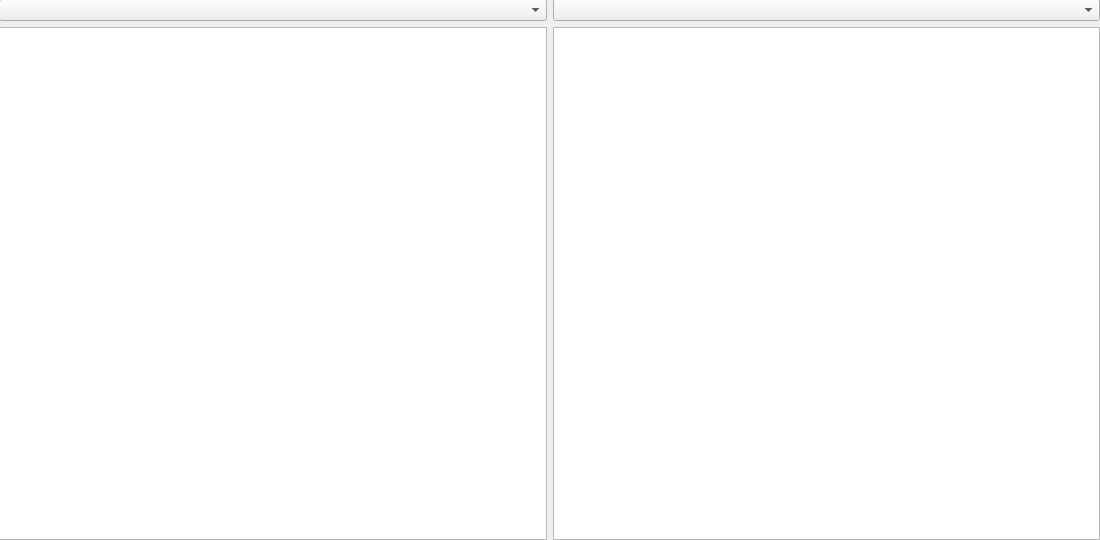
Before: the Qt Designer form Compare Window/CompareWindow.ui in StanleyStanMarsh/FolderWatcher, drawn with Qt 5.
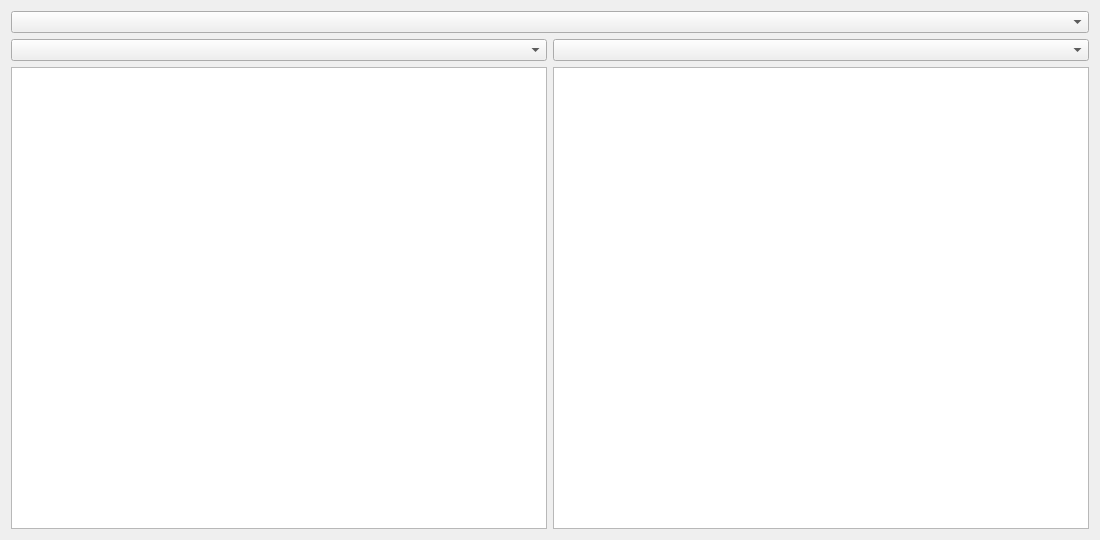
After: the same form once the commit is applied.

Commit message: feat: added dir change in snapshots compare

Diff of the .ui file:
```diff
--- a/Compare Window/CompareWindow.ui
+++ b/Compare Window/CompareWindow.ui
@@ -13,15 +13,15 @@
   <property name="windowTitle">
    <string>Form</string>
   </property>
-  <widget class="QWidget" name="horizontalLayoutWidget">
-   <property name="geometry">
-    <rect>
-     <x>-1</x>
-     <y>-1</y>
-     <width>1101</width>
-     <height>541</height>
-    </rect>
-   </property>
+  <layout class="QVBoxLayout" name="verticalLayout_3">
+   <item>
+    <widget class="QComboBox" name="dir_box">
+     <property name="placeholderText">
+      <string>Выберите директорию</string>
+     </property>
+    </widget>
+   </item>
+   <item>
    <layout class="QHBoxLayout" name="horizontalLayout">
     <item>
      <layout class="QVBoxLayout" name="verticalLayout">
@@ -52,7 +52,8 @@
      </layout>
     </item>
    </layout>
-  </widget>
+   </item>
+  </layout>
  </widget>
  <resources/>
  <connections/>
```
Lines whose indentation alone changed are shown as unchanged. The commit also changes 1 other file.
